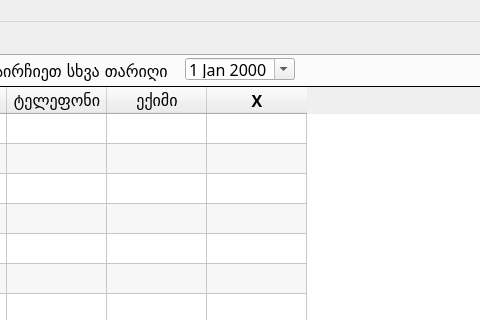
bekashvelidze/renew-commercial, file ui/main_window.ui: the form before one commit; both pictures show x 437 to 917 and y 0 to 320 of the 1000 by 561 pixel window.
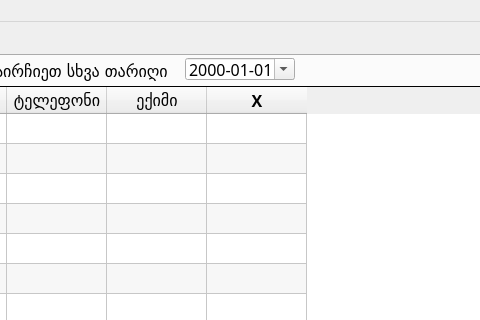
The form after the commit.

```diff
--- a/ui/main_window.ui
+++ b/ui/main_window.ui
@@ -824,6 +824,19 @@
         <pointsize>12</pointsize>
        </font>
       </property>
+      <property name="dateTime">
+       <datetime>
+        <hour>0</hour>
+        <minute>0</minute>
+        <second>0</second>
+        <year>2000</year>
+        <month>1</month>
+        <day>1</day>
+       </datetime>
+      </property>
+      <property name="displayFormat">
+       <string>yyyy-MM-dd</string>
+      </property>
       <property name="calendarPopup">
        <bool>true</bool>
       </property>
```
Left out of the diff: 23 changed lines with no effect on the pictures.
